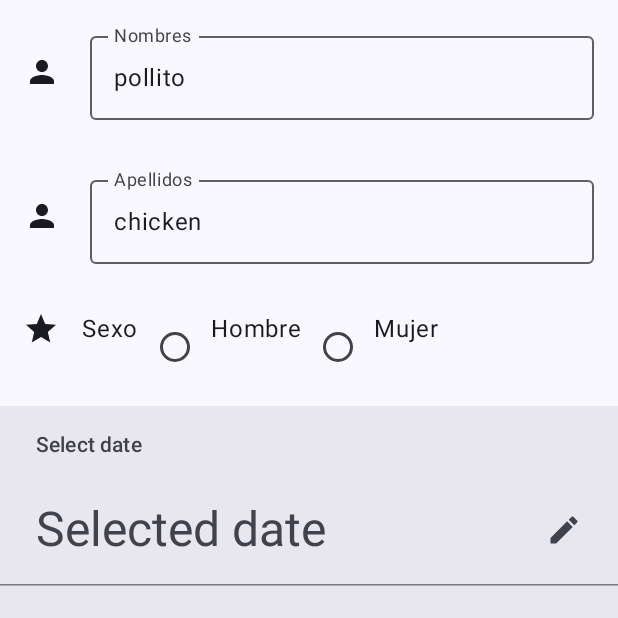
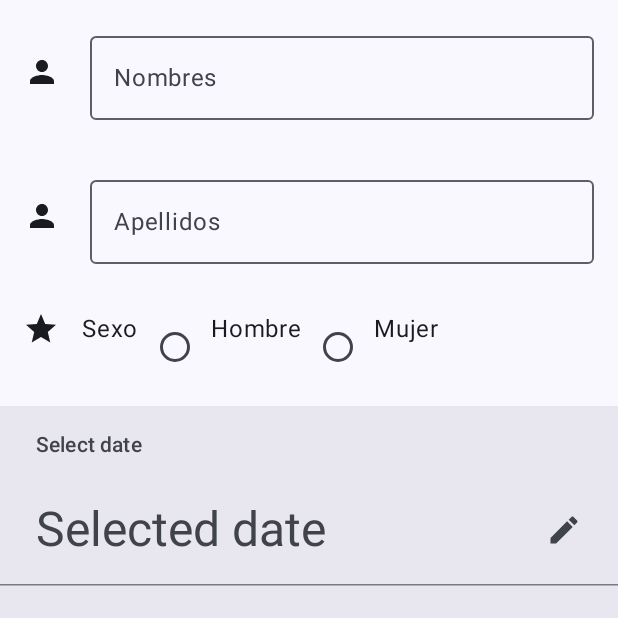
Before and after one commit to caravil/LabsCM20241-Gr05, an Android app built with Jetpack Compose: the PersonalDataActivity screen opened through its navigation route, on a phone screen of 412 x 824 dp, the top half of it. Run offline under Robolectric (Android 15) with nearby library versions, the phone set to English and light mode, and no system bars.

Commit message:
Se arreglan RadioButtons y valores ingresados en campos de la Vista Personalizada

```diff
--- a/Lab1-UI/src/main/java/co/edu/udea/compumovil/gr05_20241/lab1/screens/HomeScreen.kt
+++ b/Lab1-UI/src/main/java/co/edu/udea/compumovil/gr05_20241/lab1/screens/HomeScreen.kt
@@ -1,17 +1,22 @@
 package co.edu.udea.compumovil.gr05_20241.lab1.screens
 
+import androidx.compose.foundation.layout.Arrangement
 import androidx.compose.foundation.layout.Box
+import androidx.compose.foundation.layout.Column
 import androidx.compose.foundation.layout.fillMaxSize
 import androidx.compose.material3.Button
 import androidx.compose.material3.Text
 import androidx.compose.runtime.Composable
+import androidx.compose.ui.Alignment
 import androidx.compose.ui.Modifier
 import androidx.navigation.NavController
 import co.edu.udea.compumovil.gr05_20241.lab1.navigation.AppScreens
 
 @Composable
 fun HomeScreen(navController: NavController) {
-    Box(modifier = Modifier.fillMaxSize()) {
+    Column(modifier = Modifier.fillMaxSize(),
+        verticalArrangement = Arrangement.Center,
+        horizontalAlignment = Alignment.CenterHorizontally) {
         Button(onClick = { navController.navigate(AppScreens.PersonalDataActivity.route) }) {
             Text("Ir a Datos Personales de Contacto")
         }
--- a/Lab1-UI/src/main/java/co/edu/udea/compumovil/gr05_20241/lab1/screens/PersonalDataActivity.kt
+++ b/Lab1-UI/src/main/java/co/edu/udea/compumovil/gr05_20241/lab1/screens/PersonalDataActivity.kt
@@ -33,23 +33,51 @@ import java.util.Calendar
 @OptIn(ExperimentalMaterial3Api::class)
 @Composable
 fun PersonalDataActivity (navController: NavController){
-    var sexo by remember {
-        mutableStateOf(false)
+    var hombreSeleccionado by remember { mutableStateOf(false) }
+    var mujerSeleccionada by remember { mutableStateOf(false) }
+
+    var nombres by remember {
+        mutableStateOf("")
     }
 
+    var apellidos by remember {
+        mutableStateOf("")
+    }
     var fecha = rememberDatePickerState()
 
     Column {
 
-        ContactField(label = "Nombres", icon = Icons.Filled.Person, keyboardType = KeyboardType.Text, value="pollito", isError = false){}
-        ContactField(label = "Apellidos", icon =Icons.Filled.Person , keyboardType = KeyboardType.Text, value="chicken", isError = false){}
+        ContactField(
+            label = "Nombres",
+            icon = Icons.Filled.Person,
+            keyboardType = KeyboardType.Text,
+            value=nombres,
+            isError = false,
+            onValueChange = {nombres = it}
+        )
+        ContactField(
+            label = "Apellidos",
+            icon =Icons.Filled.Person,
+            keyboardType = KeyboardType.Text,
+            value=apellidos,
+            isError = false,
+            onValueChange = {apellidos = it}
+        )
         Row (modifier = Modifier.padding(15.dp)){
             Icon(imageVector = Icons.Filled.Star, contentDescription = "sexo")
             Spacer(modifier = Modifier.width(15.dp))
             Text(text = "Sexo")
-            RadioButton(selected = sexo, onClick = { sexo = true})
+            RadioButton(
+                selected = hombreSeleccionado,
+                onClick = { hombreSeleccionado = !hombreSeleccionado;
+                          mujerSeleccionada = false},
+            )
             Text(text= "Hombre")
-            RadioButton(selected = sexo, onClick = { sexo= false })
+            RadioButton(
+                selected = mujerSeleccionada,
+                onClick = { mujerSeleccionada = !mujerSeleccionada;
+                          hombreSeleccionado = false},
+            )
             Text(text = "Mujer")
         }
 
```
